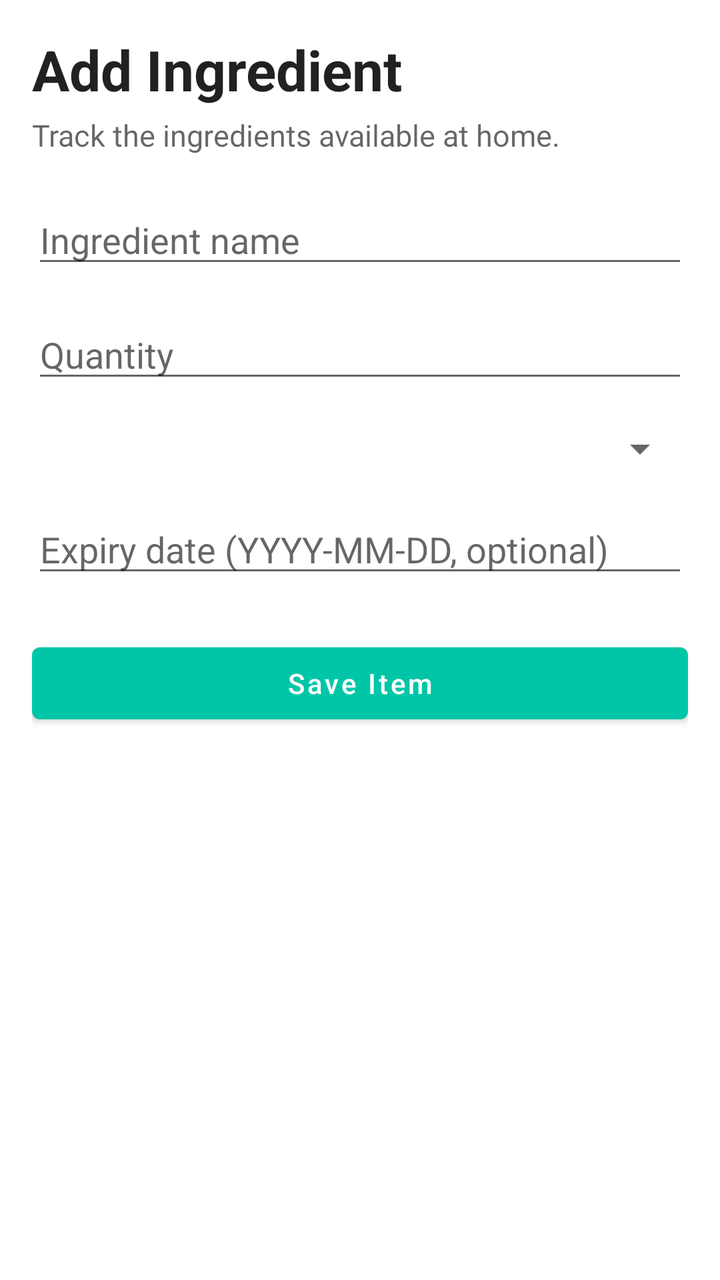
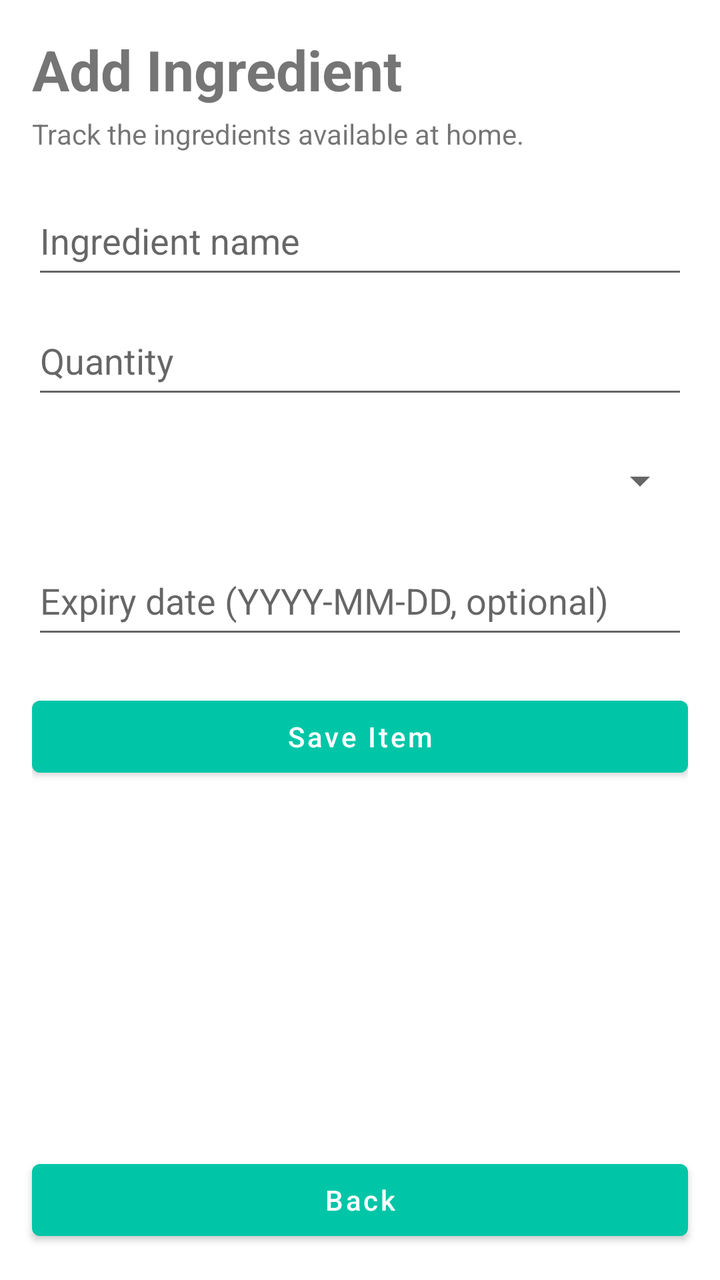

The first picture is an Android layout as it rendered before a commit; the second is the same layout after the commit. The layout source and the unified diff follow.
<!-- AndroidManifest.xml: application theme Theme.SmartPantryManager -->
<!-- res/layout/activity_item_form.xml -->
<?xml version="1.0" encoding="utf-8"?>
<ScrollView
        xmlns:android="http://schemas.android.com/apk/res/android"
        android:layout_width="match_parent"
        android:layout_height="match_parent"
        android:fillViewport="true">

    
    <LinearLayout
            android:layout_width="match_parent"
            android:layout_height="wrap_content"
            android:orientation="vertical"
            android:padding="16dp">

        
        <TextView
                android:layout_width="match_parent"
                android:layout_height="wrap_content"
                android:text="@string/add_ingredient"
                android:textColor="?android:attr/textColorPrimary"
                android:textSize="28sp"
                android:textStyle="bold" />

        
        <TextView
                android:layout_width="match_parent"
                android:layout_height="wrap_content"
                android:layout_marginTop="4dp"
                android:text="@string/pantry_subtitle"
                android:textColor="?android:attr/textColorSecondary"
                android:textSize="15sp" />

        
        <EditText
                android:id="@+id/inputName"
                android:layout_width="match_parent"
                android:layout_height="wrap_content"
                android:layout_marginTop="20dp"
                android:hint="@string/ingredient_name"
                android:importantForAutofill="no"
                android:inputType="textCapWords"
                android:maxLength="60"
                android:singleLine="true" />

        
        <EditText
                android:id="@+id/inputQuantity"
                android:layout_width="match_parent"
                android:layout_height="wrap_content"
                android:layout_marginTop="16dp"
                android:hint="@string/quantity"
                android:importantForAutofill="no"
                android:inputType="numberDecimal"
                android:singleLine="true" />

        
        <Spinner
                android:id="@+id/spinnerUnit"
                android:layout_width="match_parent"
                android:layout_height="wrap_content"
                android:layout_marginTop="16dp" />

        
        <EditText
                android:id="@+id/inputExpiry"
                android:layout_width="match_parent"
                android:layout_height="wrap_content"
                android:layout_marginTop="16dp"
                android:hint="@string/expiry_hint"
                android:importantForAutofill="no"
                android:inputType="date"
                android:singleLine="true" />

        
        <Button
                android:id="@+id/btnSave"
                android:layout_width="match_parent"
                android:layout_height="wrap_content"
                android:layout_marginTop="24dp"
                android:text="@string/save_item"
                android:textAllCaps="false" />

    </LinearLayout>

</ScrollView>
<!-- resources referenced by this layout -->
<resources>
  <string name="add_ingredient">Add Ingredient</string>
  <string name="expiry_hint">Expiry date (YYYY-MM-DD, optional)</string>
  <string name="ingredient_name">Ingredient name</string>
  <string name="pantry_subtitle">Track the ingredients available at home.</string>
  <string name="quantity">Quantity</string>
  <string name="save_item">Save Item</string>
  <style name="Theme.SmartPantryManager" parent="Theme.MaterialComponents.DayNight.DarkActionBar">
  
          <item name="colorPrimary">@color/primary_neon</item>
          <item name="colorPrimaryVariant">@color/secondary_neon</item>
          <item name="colorSecondary">@color/accent_purple</item>
  
          <item name="colorOnPrimary">@color/white</item>
          <item name="colorOnSecondary">@color/white</item>
  
          <item name="android:statusBarColor">@color/primary_neon</item>
  
      </style>
  <color name="primary_neon">#00C6A7</color>
  <color name="secondary_neon">#4DA8FF</color>
  <color name="accent_purple">#8B5CF6</color>
  <color name="white">#FFFFFF</color>
</resources>

<!-- the commit's change to res/layout/activity_item_form.xml (unified diff, before → after) -->
@@ -1,85 +1,120 @@
 <?xml version="1.0" encoding="utf-8"?>
-<ScrollView
+<LinearLayout
         xmlns:android="http://schemas.android.com/apk/res/android"
+        xmlns:tools="http://schemas.android.com/tools"
         android:layout_width="match_parent"
         android:layout_height="match_parent"
-        android:fillViewport="true">
+        android:orientation="vertical"
+        tools:ignore="VisualLintBounds,VisualLintTextFieldSize">
 
     
-    <LinearLayout
+    <ScrollView
+            android:layout_width="match_parent"
+            android:layout_height="0dp"
+            android:layout_weight="1"
+            android:fillViewport="true">
+
+        
+        <LinearLayout
+                android:layout_width="match_parent"
+                android:layout_height="wrap_content"
+                android:orientation="vertical"
+                android:padding="16dp">
+
+            
+            <TextView
+                    android:layout_width="match_parent"
+                    android:layout_height="wrap_content"
+                    android:text="@string/add_ingredient"
+                    android:textSize="28sp"
+                    android:textStyle="bold" />
+
+            
+            <TextView
+                    android:layout_width="match_parent"
+                    android:layout_height="wrap_content"
+                    android:layout_marginTop="4dp"
+                    android:text="@string/pantry_subtitle" />
+
+            
+            <EditText
+                    android:id="@+id/inputName"
+                    android:layout_width="match_parent"
+                    android:layout_height="wrap_content"
+                    android:layout_marginTop="20dp"
+                    android:hint="@string/ingredient_name"
+                    android:importantForAutofill="no"
+                    android:inputType="textCapWords"
+                    android:minHeight="48dp"
+                    android:paddingTop="8dp"
+                    android:paddingBottom="8dp"
+                    android:singleLine="true"
+                    tools:ignore="Autofill" />
+
+            
+            <EditText
+                    android:id="@+id/inputQuantity"
+                    android:layout_width="match_parent"
+                    android:layout_height="wrap_content"
+                    android:layout_marginTop="12dp"
+                    android:hint="@string/quantity"
+                    android:importantForAutofill="no"
+                    android:inputType="numberDecimal"
+                    android:minHeight="48dp"
+                    android:paddingTop="8dp"
+                    android:paddingBottom="8dp"
+                    android:singleLine="true"
+                    tools:ignore="Autofill" />
+
+            
+            <Spinner
+                    android:id="@+id/spinnerUnit"
+                    android:layout_width="match_parent"
+                    android:layout_height="wrap_content"
+                    android:layout_marginTop="12dp"
+                    android:minHeight="48dp"
+                    android:paddingTop="8dp"
+                    android:paddingBottom="8dp" />
+
+            
+            <EditText
+                    android:id="@+id/inputExpiry"
+                    android:layout_width="match_parent"
+                    android:layout_height="wrap_content"
+                    android:layout_marginTop="12dp"
+                    android:hint="@string/expiry_hint"
+                    android:importantForAutofill="no"
+                    android:inputType="date"
+                    android:minHeight="48dp"
+                    android:paddingTop="8dp"
+                    android:paddingBottom="8dp"
+                    android:singleLine="true"
+                    tools:ignore="Autofill" />
+
+            
+            <Button
+                    android:id="@+id/btnSave"
+                    android:layout_width="match_parent"
+                    android:layout_height="wrap_content"
+                    android:layout_marginTop="20dp"
+                    android:minHeight="48dp"
+                    android:text="@string/save_item"
+                    android:textAllCaps="false"
+                    tools:ignore="VisualLintButtonSize" />
+
+        </LinearLayout>
+
+    </ScrollView>
+
+    
+    <Button
+            android:id="@+id/btnBack"
             android:layout_width="match_parent"
             android:layout_height="wrap_content"
-            android:orientation="vertical"
-            android:padding="16dp">
+            android:layout_margin="16dp"
+            android:minHeight="48dp"
+            android:text="@string/back"
+            android:textAllCaps="false"
+            tools:ignore="VisualLintButtonSize" />
 
-        
-        <TextView
-                android:layout_width="match_parent"
-                android:layout_height="wrap_content"
-                android:text="@string/add_ingredient"
-                android:textColor="?android:attr/textColorPrimary"
-                android:textSize="28sp"
-                android:textStyle="bold" />
-
-        
-        <TextView
-                android:layout_width="match_parent"
-                android:layout_height="wrap_content"
-                android:layout_marginTop="4dp"
-                android:text="@string/pantry_subtitle"
-                android:textColor="?android:attr/textColorSecondary"
-                android:textSize="15sp" />
-
-        
-        <EditText
-                android:id="@+id/inputName"
-                android:layout_width="match_parent"
-                android:layout_height="wrap_content"
-                android:layout_marginTop="20dp"
-                android:hint="@string/ingredient_name"
-                android:importantForAutofill="no"
-                android:inputType="textCapWords"
-                android:maxLength="60"
-                android:singleLine="true" />
-
-        
-        <EditText
-                android:id="@+id/inputQuantity"
-                android:layout_width="match_parent"
-                android:layout_height="wrap_content"
-                android:layout_marginTop="16dp"
-                android:hint="@string/quantity"
-                android:importantForAutofill="no"
-                android:inputType="numberDecimal"
-                android:singleLine="true" />
-
-        
-        <Spinner
-                android:id="@+id/spinnerUnit"
-                android:layout_width="match_parent"
-                android:layout_height="wrap_content"
-                android:layout_marginTop="16dp" />
-
-        
-        <EditText
-                android:id="@+id/inputExpiry"
-                android:layout_width="match_parent"
-                android:layout_height="wrap_content"
-                android:layout_marginTop="16dp"
-                android:hint="@string/expiry_hint"
-                android:importantForAutofill="no"
-                android:inputType="date"
-                android:singleLine="true" />
-
-        
-        <Button
-                android:id="@+id/btnSave"
-                android:layout_width="match_parent"
-                android:layout_height="wrap_content"
-                android:layout_marginTop="24dp"
-                android:text="@string/save_item"
-                android:textAllCaps="false" />
-
-    </LinearLayout>
-
-</ScrollView>
+</LinearLayout>
<!-- resource entries referenced after the edit -->
@@ -1,6 +1,7 @@
 <!-- resources referenced by this layout -->
 <resources>
   <string name="add_ingredient">Add Ingredient</string>
+  <string name="back">Back</string>
   <string name="expiry_hint">Expiry date (YYYY-MM-DD, optional)</string>
   <string name="ingredient_name">Ingredient name</string>
   <string name="pantry_subtitle">Track the ingredients available at home.</string>
